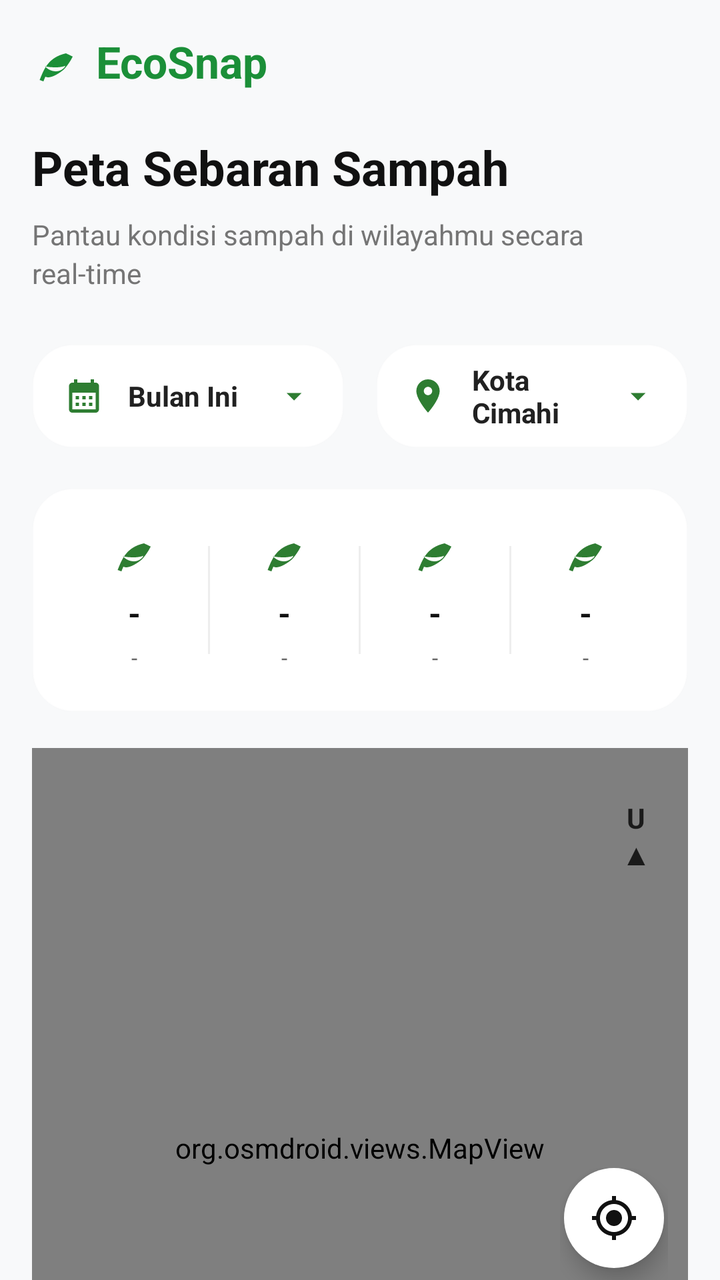
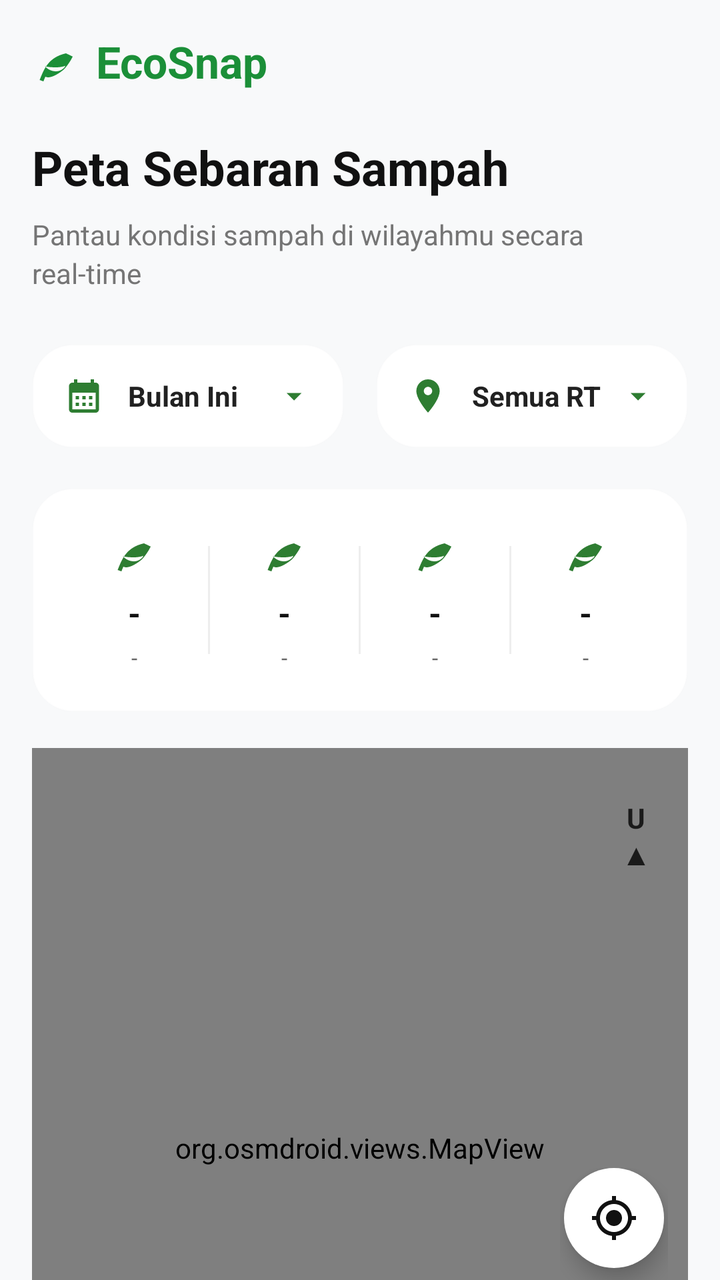

The first picture is an Android layout as it rendered before a commit; the second is the same layout after the commit. The layout source and the unified diff follow.
<!-- AndroidManifest.xml: application theme Theme.EcoSnap -->
<!-- res/layout/activity_maps.xml -->
<?xml version="1.0" encoding="utf-8"?>
<androidx.core.widget.NestedScrollView xmlns:android="http://schemas.android.com/apk/res/android"
    xmlns:app="http://schemas.android.com/apk/res-auto"
    android:id="@+id/mapsRoot"
    android:layout_width="match_parent"
    android:layout_height="match_parent"
    android:background="#F8F9FA"
    android:clipToPadding="true"
    android:fitsSystemWindows="true"
    android:fillViewport="true"
    android:overScrollMode="never">

    <LinearLayout
        android:layout_width="match_parent"
        android:layout_height="wrap_content"
        android:orientation="vertical"
        android:paddingStart="16dp"
        android:paddingTop="16dp"
        android:paddingEnd="16dp"
        android:paddingBottom="24dp">

        <androidx.constraintlayout.widget.ConstraintLayout
            android:layout_width="match_parent"
            android:layout_height="wrap_content">

            <LinearLayout
                android:id="@+id/brandRow"
                android:layout_width="wrap_content"
                android:layout_height="wrap_content"
                android:gravity="center_vertical"
                android:orientation="horizontal"
                app:layout_constraintStart_toStartOf="parent"
                app:layout_constraintTop_toTopOf="parent">

                <ImageView
                    android:layout_width="24dp"
                    android:layout_height="24dp"
                    android:src="@drawable/ic_leaf"
                    app:tint="#1B8F38" />

                <TextView
                    android:layout_width="wrap_content"
                    android:layout_height="wrap_content"
                    android:layout_marginStart="8dp"
                    android:text="EcoSnap"
                    android:textColor="#1B8F38"
                    android:textSize="22sp"
                    android:textStyle="bold" />
            </LinearLayout>



            <TextView
                android:id="@+id/tvPetaTitle"
                android:layout_width="0dp"
                android:layout_height="wrap_content"
                android:layout_marginTop="22dp"
                android:text="Peta Sebaran Sampah"
                android:textColor="#111111"
                android:textSize="24sp"
                android:textStyle="bold"
                app:layout_constraintEnd_toEndOf="parent"
                app:layout_constraintStart_toStartOf="parent"
                app:layout_constraintTop_toBottomOf="@id/brandRow" />

            <TextView
                android:id="@+id/tvPetaSubtitle"
                android:layout_width="0dp"
                android:layout_height="wrap_content"
                android:layout_marginTop="8dp"
                android:lineSpacingExtra="3dp"
                android:text="Pantau kondisi sampah di wilayahmu secara real-time"
                android:textColor="#757575"
                android:textSize="14sp"
                app:layout_constraintEnd_toEndOf="parent"
                app:layout_constraintStart_toStartOf="parent"
                app:layout_constraintTop_toBottomOf="@id/tvPetaTitle" />
        </androidx.constraintlayout.widget.ConstraintLayout>

        <LinearLayout
            android:id="@+id/filterRow"
            android:layout_width="match_parent"
            android:layout_height="wrap_content"
            android:layout_marginTop="26dp"
            android:baselineAligned="false"
            android:orientation="horizontal">

            <LinearLayout
                android:layout_width="0dp"
                android:layout_height="52dp"
                android:layout_marginEnd="8dp"
                android:layout_weight="1"
                android:background="@drawable/bg_maps_chip"
                android:elevation="4dp"
                android:gravity="center_vertical"
                android:orientation="horizontal"
                android:paddingHorizontal="16dp">

                <ImageView
                    android:layout_width="20dp"
                    android:layout_height="20dp"
                    android:src="@drawable/ic_calendar_month"
                    app:tint="#2E7D32" />

                <TextView
                    android:layout_width="0dp"
                    android:layout_height="wrap_content"
                    android:layout_marginStart="12dp"
                    android:layout_weight="1"
                    android:text="Bulan Ini"
                    android:textColor="#212121"
                    android:textSize="14sp"
                    android:textStyle="bold" />

                <ImageView
                    android:layout_width="18dp"
                    android:layout_height="18dp"
                    android:src="@drawable/ic_arrow_down"
                    app:tint="#2E7D32" />
            </LinearLayout>

            <LinearLayout
                android:layout_width="0dp"
                android:layout_height="52dp"
                android:layout_marginStart="8dp"
                android:layout_weight="1"
                android:background="@drawable/bg_maps_chip"
                android:elevation="4dp"
                android:gravity="center_vertical"
                android:orientation="horizontal"
                android:paddingHorizontal="16dp">

                <ImageView
                    android:layout_width="20dp"
                    android:layout_height="20dp"
                    android:src="@drawable/ic_location_pin"
                    app:tint="#2E7D32" />

                <TextView
                    android:layout_width="0dp"
                    android:layout_height="wrap_content"
                    android:layout_marginStart="12dp"
                    android:layout_weight="1"
                    android:text="Kota Cimahi"
                    android:textColor="#212121"
                    android:textSize="14sp"
                    android:textStyle="bold" />

                <ImageView
                    android:layout_width="18dp"
                    android:layout_height="18dp"
                    android:src="@drawable/ic_arrow_down"
                    app:tint="#2E7D32" />
            </LinearLayout>
        </LinearLayout>

        <LinearLayout
            android:id="@+id/summaryCard"
            android:layout_width="match_parent"
            android:layout_height="112dp"
            android:layout_marginTop="20dp"
            android:background="@drawable/bg_maps_card"
            android:elevation="5dp"
            android:gravity="center"
            android:orientation="horizontal"
            android:padding="14dp">

            <include
                android:id="@+id/metricKelurahan"
                layout="@layout/item_maps_metric" />

            <View
                android:layout_width="1dp"
                android:layout_height="54dp"
                android:background="#EEEEEE" />

            <include
                android:id="@+id/metricLaporan"
                layout="@layout/item_maps_metric" />

            <View
                android:layout_width="1dp"
                android:layout_height="54dp"
                android:background="#EEEEEE" />

            <include
                android:id="@+id/metricDominan"
                layout="@layout/item_maps_metric" />

            <View
                android:layout_width="1dp"
                android:layout_height="54dp"
                android:background="#EEEEEE" />

            <include
                android:id="@+id/metricPersentase"
                layout="@layout/item_maps_metric" />
        </LinearLayout>

        <androidx.constraintlayout.widget.ConstraintLayout
            android:id="@+id/mapPanel"
            android:layout_width="match_parent"
            android:layout_height="400dp"
            android:layout_marginTop="18dp"
            android:background="@drawable/bg_maps_canvas"
            android:clipChildren="true"
            android:clipToPadding="true">

            
            <org.osmdroid.views.MapView
                android:id="@+id/osmMapView"
                android:layout_width="0dp"
                android:layout_height="0dp"
                app:layout_constraintBottom_toBottomOf="parent"
                app:layout_constraintEnd_toEndOf="parent"
                app:layout_constraintStart_toStartOf="parent"
                app:layout_constraintTop_toTopOf="parent" />

            <TextView
                android:id="@+id/tvCompass"
                android:layout_width="32dp"
                android:layout_height="48dp"
                android:layout_marginTop="20dp"
                android:layout_marginEnd="10dp"
                android:gravity="center"
                android:text="U\n▲"
                android:textColor="#1A1A1A"
                android:textSize="14sp"
                android:textStyle="bold"
                app:layout_constraintEnd_toEndOf="parent"
                app:layout_constraintTop_toTopOf="parent" />

            <LinearLayout
                android:id="@+id/mapControls"
                android:layout_width="54dp"
                android:layout_height="wrap_content"
                android:layout_marginEnd="10dp"
                android:layout_marginBottom="26dp"
                android:gravity="center"
                android:orientation="vertical"
                app:layout_constraintBottom_toBottomOf="parent"
                app:layout_constraintEnd_toEndOf="parent">

                <FrameLayout
                    android:id="@+id/btnLocate"
                    android:layout_width="50dp"
                    android:layout_height="50dp"
                    android:background="@drawable/bg_white_circle_elevated"
                    android:elevation="6dp"
                    android:foreground="?attr/selectableItemBackgroundBorderless">

                    <ImageView
                        android:layout_width="24dp"
                        android:layout_height="24dp"
                        android:layout_gravity="center"
                        android:src="@drawable/ic_my_location"
                        app:tint="#111111" />
                </FrameLayout>

                <LinearLayout
                    android:layout_width="50dp"
                    android:layout_height="102dp"
                    android:layout_marginTop="12dp"
                    android:background="@drawable/bg_maps_card"
                    android:elevation="6dp"
                    android:orientation="vertical">

                    <TextView
                        android:id="@+id/btnZoomIn"
                        android:layout_width="match_parent"
                        android:layout_height="50dp"
                        android:gravity="center"
                        android:text="+"
                        android:textColor="#111111"
                        android:textSize="30sp" />

                    <View
                        android:layout_width="22dp"
                        android:layout_height="1dp"
                        android:layout_gravity="center_horizontal"
                        android:background="#EEEEEE" />

                    <TextView
                        android:id="@+id/btnZoomOut"
                        android:layout_width="match_parent"
                        android:layout_height="50dp"
                        android:gravity="center"
                        android:text="-"
                        android:textColor="#111111"
                        android:textSize="30sp" />
                </LinearLayout>
            </LinearLayout>
        </androidx.constraintlayout.widget.ConstraintLayout>

        
        <LinearLayout
            android:id="@+id/filterBadgeRow"
            android:layout_width="match_parent"
            android:layout_height="wrap_content"
            android:layout_marginTop="12dp"
            android:gravity="center_vertical"
            android:orientation="horizontal"
            android:visibility="gone">

            <TextView
                android:id="@+id/tvFilterBadge"
                android:layout_width="0dp"
                android:layout_height="wrap_content"
                android:layout_weight="1"
                android:text="Filter aktif: Organik"
                android:textColor="#2E7D32"
                android:textSize="13sp"
                android:textStyle="bold" />

            <TextView
                android:id="@+id/btnResetFilter"
                android:layout_width="wrap_content"
                android:layout_height="wrap_content"
                android:background="@drawable/bg_maps_chip"
                android:clickable="true"
                android:focusable="true"
                android:foreground="?attr/selectableItemBackground"
                android:padding="8dp"
                android:text="Reset ✕"
                android:textColor="#F44336"
                android:textSize="12sp"
                android:textStyle="bold" />
        </LinearLayout>

        
        <LinearLayout
            android:id="@+id/legendCard"
            android:layout_width="match_parent"
            android:layout_height="wrap_content"
            android:layout_marginTop="16dp"
            android:background="@drawable/bg_maps_card"
            android:elevation="5dp"
            android:orientation="vertical"
            android:padding="20dp">

            <TextView
                android:layout_width="wrap_content"
                android:layout_height="wrap_content"
                android:text="Legenda Kategori"
                android:textColor="#111111"
                android:textSize="17sp"
                android:textStyle="bold" />

            <TextView
                android:layout_width="wrap_content"
                android:layout_height="wrap_content"
                android:layout_marginTop="4dp"
                android:text="Ketuk ikon untuk filter peta &amp; lihat persentase"
                android:textColor="#9E9E9E"
                android:textSize="12sp" />

            <HorizontalScrollView
                android:layout_width="match_parent"
                android:layout_height="wrap_content"
                android:layout_marginTop="16dp"
                android:overScrollMode="never"
                android:scrollbars="none">

                <LinearLayout
                    android:id="@+id/legendRow"
                    android:layout_width="wrap_content"
                    android:layout_height="wrap_content"
                    android:orientation="horizontal" />
            </HorizontalScrollView>
        </LinearLayout>

        
        <LinearLayout
            android:id="@+id/categoryBreakdownCard"
            android:layout_width="match_parent"
            android:layout_height="wrap_content"
            android:layout_marginTop="16dp"
            android:background="@drawable/bg_maps_card"
            android:elevation="5dp"
            android:orientation="vertical"
            android:padding="20dp">

            <LinearLayout
                android:layout_width="match_parent"
                android:layout_height="wrap_content"
                android:gravity="center_vertical"
                android:orientation="horizontal"
                android:layout_marginBottom="12dp">

                <ImageView
                    android:layout_width="20dp"
                    android:layout_height="20dp"
                    android:src="@drawable/ic_pie_chart"
                    app:tint="#2E7D32"
                    android:layout_marginEnd="8dp"/>

                <TextView
                    android:layout_width="0dp"
                    android:layout_height="wrap_content"
                    android:layout_weight="1"
                    android:text="Detail Sampah Ditemukan"
                    android:textColor="#111111"
                    android:textSize="16sp"
                    android:textStyle="bold" />
            </LinearLayout>

            
            <LinearLayout
                android:id="@+id/categoryBreakdownContainer"
                android:layout_width="match_parent"
                android:layout_height="wrap_content"
                android:orientation="vertical" />
        </LinearLayout>

        
        <LinearLayout
            android:id="@+id/topKelurahanCard"
            android:layout_width="match_parent"
            android:layout_height="wrap_content"
            android:layout_marginTop="18dp"
            android:background="@drawable/bg_maps_card"
            android:elevation="5dp"
            android:orientation="vertical"
            android:padding="16dp">

            <LinearLayout
                android:layout_width="match_parent"
                android:layout_height="wrap_content"
                android:gravity="center_vertical"
                android:orientation="horizontal">

                <TextView
                    android:layout_width="0dp"
                    android:layout_height="wrap_content"
                    android:layout_weight="1"
                    android:text="🏆 Top RT Terbanyak Scan"
                    android:textColor="#111111"
                    android:textSize="16sp"
                    android:textStyle="bold" />

                <TextView
                    android:layout_width="wrap_content"
                    android:layout_height="wrap_content"
                    android:text="Berdasarkan Total Laporan"
                    android:textColor="#757575"
                    android:textSize="11sp" />
            </LinearLayout>

            <LinearLayout
                android:id="@+id/topRegionRow"
                android:layout_width="match_parent"
                android:layout_height="wrap_content"
                android:layout_marginTop="16dp"
                android:baselineAligned="false"
                android:orientation="horizontal" />
        </LinearLayout>
    </LinearLayout>
</androidx.core.widget.NestedScrollView>
<!-- res/layout/item_maps_metric.xml (included above) -->
<?xml version="1.0" encoding="utf-8"?>
<LinearLayout xmlns:android="http://schemas.android.com/apk/res/android"
    xmlns:app="http://schemas.android.com/apk/res-auto"
    android:layout_width="0dp"
    android:layout_height="match_parent"
    android:layout_weight="1"
    android:gravity="center"
    android:orientation="vertical"
    android:paddingHorizontal="4dp">

    <ImageView
        android:id="@+id/ivMetricIcon"
        android:layout_width="24dp"
        android:layout_height="24dp"
        android:src="@drawable/ic_leaf"
        app:tint="#2E7D32" />

    <TextView
        android:id="@+id/tvMetricValue"
        android:layout_width="match_parent"
        android:layout_height="wrap_content"
        android:layout_marginTop="8dp"
        android:gravity="center"
        android:maxLines="1"
        android:text="-"
        android:textColor="#111111"
        android:textSize="16sp"
        android:textStyle="bold" />

    <TextView
        android:id="@+id/tvMetricLabel"
        android:layout_width="match_parent"
        android:layout_height="wrap_content"
        android:layout_marginTop="4dp"
        android:gravity="center"
        android:maxLines="2"
        android:text="-"
        android:textColor="#666666"
        android:textSize="11sp" />
</LinearLayout>
<!-- resources referenced by this layout -->
<resources>
  <!-- drawable bg_maps_canvas (drawable) -->
  <?xml version="1.0" encoding="utf-8"?>
  <shape xmlns:android="http://schemas.android.com/apk/res/android">
      <gradient
          android:angle="270"
          android:startColor="#F8FBF6"
          android:endColor="#EEF6EC" />
      <corners android:radius="22dp" />
  </shape>
  <!-- drawable bg_maps_card (drawable) -->
  <?xml version="1.0" encoding="utf-8"?>
  <shape xmlns:android="http://schemas.android.com/apk/res/android">
      <solid android:color="#FFFFFF" />
      <corners android:radius="20dp" />
      <stroke android:width="1dp" android:color="#0DE0E0E0" />
  </shape>
  <!-- drawable bg_maps_chip (drawable) -->
  <?xml version="1.0" encoding="utf-8"?>
  <shape xmlns:android="http://schemas.android.com/apk/res/android">
      <solid android:color="#FFFFFF" />
      <corners android:radius="20dp" />
      <stroke android:width="1dp" android:color="#08E0E0E0" />
  </shape>
  <!-- drawable bg_white_circle_elevated (drawable) -->
  <?xml version="1.0" encoding="utf-8"?>
  <shape xmlns:android="http://schemas.android.com/apk/res/android"
      android:shape="oval">
      <solid android:color="#FFFFFF" />
  </shape>
  <!-- drawable ic_arrow_down (drawable) -->
  <vector xmlns:android="http://schemas.android.com/apk/res/android"
      android:width="24dp"
      android:height="24dp"
      android:viewportWidth="24"
      android:viewportHeight="24">
    <path
        android:fillColor="#000000"
        android:pathData="M7,10l5,5 5,-5z"/>
  </vector>
  <!-- drawable ic_calendar_month (drawable) -->
  <vector xmlns:android="http://schemas.android.com/apk/res/android"
      android:width="24dp"
      android:height="24dp"
      android:viewportWidth="24"
      android:viewportHeight="24">
    <path
        android:fillColor="#FF000000"
        android:pathData="M19,4h-1V2h-2v2H8V2H6v2H5C3.89,4 3.01,4.9 3.01,6L3,20c0,1.1 0.89,2 2,2h14c1.1,0 2,-0.9 2,-2V6C21,4.9 20.1,4 19,4zM19,20H5V10h14V20zM9,14H7v-2h2V14zM13,14h-2v-2h2V14zM17,14h-2v-2h2V14zM9,18H7v-2h2V18zM13,18h-2v-2h2V18zM17,18h-2v-2h2V18z"/>
  </vector>
  <!-- drawable ic_leaf (drawable) -->
  <vector xmlns:android="http://schemas.android.com/apk/res/android"
      android:width="24dp"
      android:height="24dp"
      android:viewportWidth="24"
      android:viewportHeight="24">
    <path
        android:fillColor="#FF000000"
        android:pathData="M17,8C8,10 5.9,16.17 3.82,21.34l1.89,0.66l0.95,-2.3c0.48,0.17 0.96,0.3 1.34,0.3C11.42,20 16,16 16,16S18.78,13 20.35,9.61C20.35,9.61 17,8 17,8zM12,17c-2.48,0 -4.38,-1.24 -5.5,-2.5c1.47,0.35 3.3,0.5 5.5,0.5c1.65,0 3.25,-0.25 4.67,-0.75C16.48,15.11 14.56,17 12,17z"/>
  </vector>
  <!-- drawable ic_location_pin (drawable) -->
  <vector xmlns:android="http://schemas.android.com/apk/res/android"
      android:width="24dp"
      android:height="24dp"
      android:viewportWidth="24"
      android:viewportHeight="24">
    <path
        android:fillColor="#000000"
        android:pathData="M12,2C8.13,2 5,5.13 5,9c0,5.25 7,13 7,13s7,-7.75 7,-13c0,-3.87 -3.13,-7 -7,-7zM12,11.5c-1.38,0 -2.5,-1.12 -2.5,-2.5s1.12,-2.5 2.5,-2.5 2.5,1.12 2.5,2.5 -1.12,2.5 -2.5,2.5z"/>
  </vector>
  <!-- drawable ic_pie_chart (drawable) -->
  <vector xmlns:android="http://schemas.android.com/apk/res/android"
      android:width="24dp"
      android:height="24dp"
      android:viewportWidth="24"
      android:viewportHeight="24">
    <path
        android:fillColor="#000000"
        android:pathData="M11,2v20c-5.07,-0.5 -9,-4.79 -9,-10s3.93,-9.5 9,-10zM13,2.03v8.99h9c-0.47,-4.74 -4.24,-8.52 -9,-8.99zM13,13v8.97c4.76,-0.47 8.53,-4.25 9,-8.97h-9z"/>
  </vector>
  <style name="Theme.EcoSnap" parent="Base.Theme.EcoSnap" />
  <color name="colorPrimary">#4CAF50</color>
  <color name="colorPrimaryDark">#1B5E20</color>
  <color name="white">#FFFFFFFF</color>
  <color name="colorAccent">#A5D6A7</color>
  <color name="eco_bg_soft">#F5F5F5</color>
  <!-- unchanged entries left out for length: 2 -->
</resources>

<!-- the commit's change to res/layout/activity_maps.xml (unified diff, before → after) -->
@@ -86,6 +86,7 @@
             android:orientation="horizontal">
 
             <LinearLayout
+                android:id="@+id/btnFilterPeriod"
                 android:layout_width="0dp"
                 android:layout_height="52dp"
                 android:layout_marginEnd="8dp"
@@ -94,7 +95,10 @@
                 android:elevation="4dp"
                 android:gravity="center_vertical"
                 android:orientation="horizontal"
-                android:paddingHorizontal="16dp">
+                android:paddingHorizontal="16dp"
+                android:clickable="true"
+                android:focusable="true"
+                android:foreground="?attr/selectableItemBackground">
 
                 <ImageView
                     android:layout_width="20dp"
@@ -103,6 +107,7 @@
                     app:tint="#2E7D32" />
 
                 <TextView
+                    android:id="@+id/tvFilterPeriod"
                     android:layout_width="0dp"
                     android:layout_height="wrap_content"
                     android:layout_marginStart="12dp"
@@ -120,6 +125,7 @@
             </LinearLayout>
 
             <LinearLayout
+                android:id="@+id/btnFilterArea"
                 android:layout_width="0dp"
                 android:layout_height="52dp"
                 android:layout_marginStart="8dp"
@@ -128,7 +134,10 @@
                 android:elevation="4dp"
                 android:gravity="center_vertical"
                 android:orientation="horizontal"
-                android:paddingHorizontal="16dp">
+                android:paddingHorizontal="16dp"
+                android:clickable="true"
+                android:focusable="true"
+                android:foreground="?attr/selectableItemBackground">
 
                 <ImageView
                     android:layout_width="20dp"
@@ -137,11 +146,12 @@
                     app:tint="#2E7D32" />
 
                 <TextView
+                    android:id="@+id/tvFilterArea"
                     android:layout_width="0dp"
                     android:layout_height="wrap_content"
                     android:layout_marginStart="12dp"
                     android:layout_weight="1"
-                    android:text="Kota Cimahi"
+                    android:text="Semua RT"
                     android:textColor="#212121"
                     android:textSize="14sp"
                     android:textStyle="bold" />
